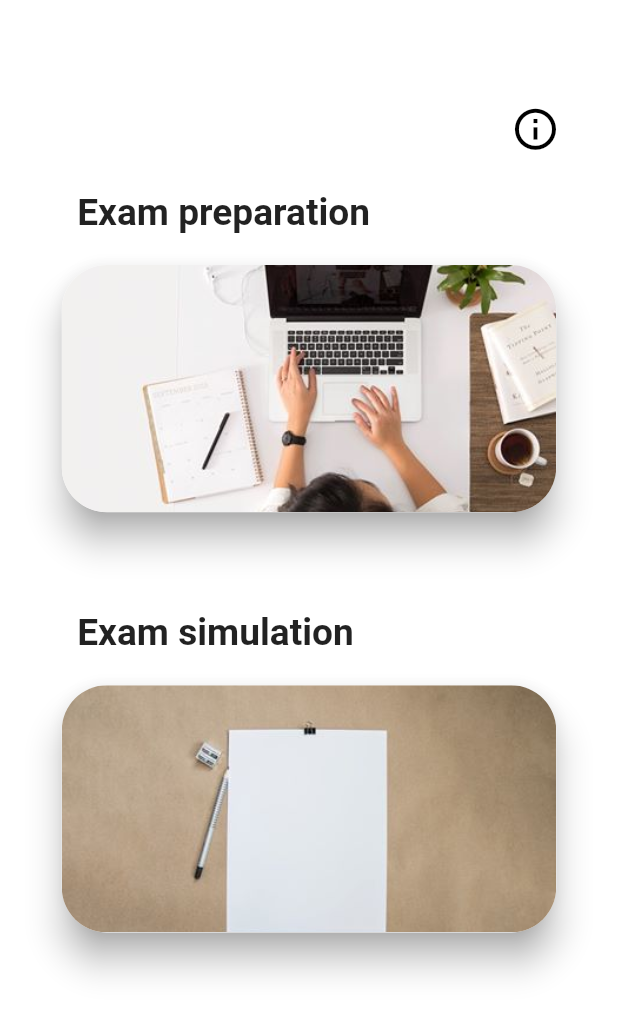
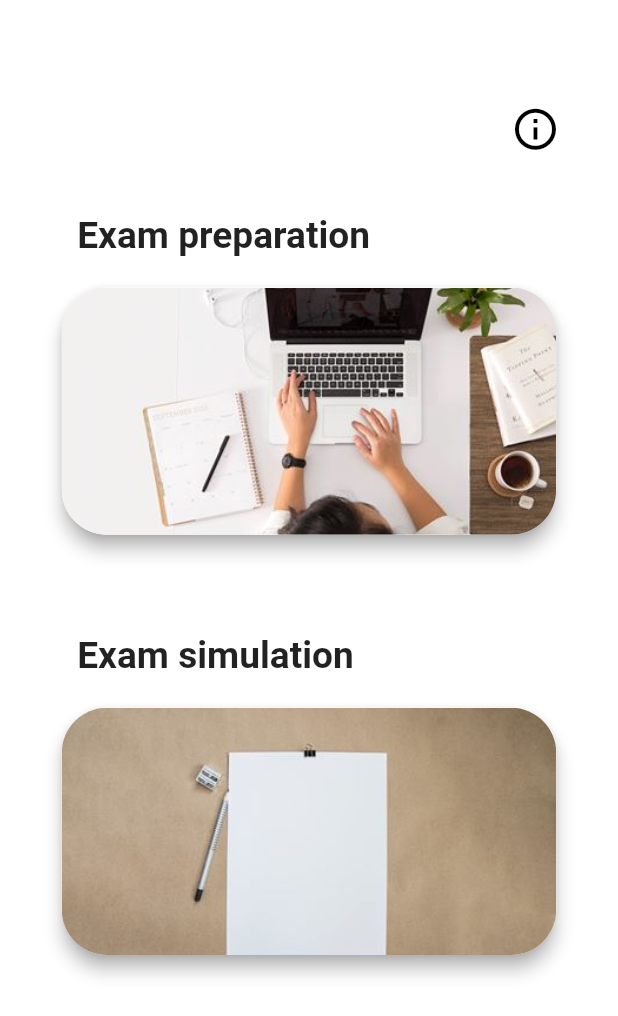
Before and after one commit to bereznicu/form_aptitudini_en, a Flutter app: the screen it shows after launch, on a phone screen of 412 x 824 dp. Shown: the top 1016 px of the screen. Run offline on Flutter 3.47's test engine with Material 2 defaults, Android fonts, the phone set to English and light mode, and no system bars; our stand-ins replace auto_size_text, cloud_firestore, connectivity, firebase_core; missing offline and left inert: firebase_admob; accounts and stored records are empty.

```diff
--- a/lib/screens/home/homeScreen.dart
+++ b/lib/screens/home/homeScreen.dart
@@ -67,6 +67,7 @@ class _PortraitHomeState extends State<PortraitHome> {
                   ),
                 ),
               ),//INFO BUTTON
+              SizedBox(height: 15.0,),
               Row(
                 mainAxisAlignment: MainAxisAlignment.start,
                 children: <Widget>[
@@ -85,7 +86,7 @@ class _PortraitHomeState extends State<PortraitHome> {
               Container(
                 margin: EdgeInsets.only(top: MediaQuery.of(context).size.height * 0.02),
                 child: Card(
-                  elevation: 10,
+                  elevation: 5,
                   shadowColor: Colors.grey,
                   shape: RoundedRectangleBorder(
                     borderRadius: BorderRadius.circular(30.0),
@@ -127,7 +128,7 @@ class _PortraitHomeState extends State<PortraitHome> {
               Container(
                 margin: EdgeInsets.only(top: MediaQuery.of(context).size.height * 0.02),
                 child: Card(
-                  elevation: 10,
+                  elevation: 5,
                   shadowColor: Colors.grey,
                   shape: RoundedRectangleBorder(
                     borderRadius: BorderRadius.circular(30.0),
@@ -152,7 +153,8 @@ class _PortraitHomeState extends State<PortraitHome> {
                     ),
                   ),
                 ),
-              )  //SIMULARE EXAMEN BUTTON
+              ),  //SIMULARE EXAMEN BUTTON
+              SizedBox(height: 15.0,),
             ],
           ),
         ),
```
Also changed, not shown: pubspec.yaml (+8 -0 lines), images/launch_image.9.png (added), images/launch_image_bottom.9.png (added), pubspec.lock, 10 other files.
